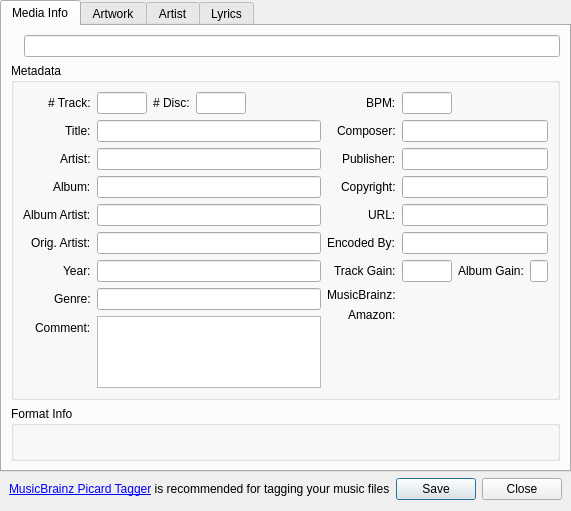
Before: the Qt Designer form libs/MediaInfoWindow/MediaInfoWindow.ui in tkrotoff/QuarkPlayer, drawn with Qt 5.
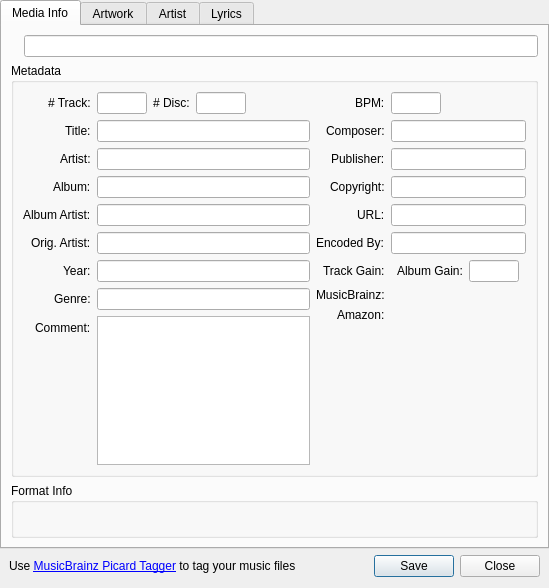
After: the same form once the commit is applied. Custom widgets are drawn as their Qt base class.

Commit message: Refactor FindSubtitles & MediaController a bit Avoid some crashes inside QuickSettingsWindows Improve ShortcutsConfigWidget Add DesktopEnvironment class + other various bug fix

The edit to the form file:
```diff
--- a/libs/MediaInfoWindow/MediaInfoWindow.ui
+++ b/libs/MediaInfoWindow/MediaInfoWindow.ui
@@ -6,8 +6,8 @@
    <rect>
     <x>0</x>
     <y>0</y>
-    <width>515</width>
-    <height>483</height>
+    <width>549</width>
+    <height>588</height>
    </rect>
   </property>
   <property name="windowTitle">
@@ -518,7 +518,7 @@
         </sizepolicy>
        </property>
        <property name="text">
-        <string>&lt;a href=&quot;http://musicbrainz.org/doc/PicardDownload&quot;&gt;MusicBrainz Picard Tagger&lt;/a&gt; is recommended for tagging your music files</string>
+        <string>Use &lt;a href=&quot;http://musicbrainz.org/doc/PicardDownload&quot;&gt;MusicBrainz Picard Tagger&lt;/a&gt; to tag your music files</string>
        </property>
        <property name="openExternalLinks">
         <bool>true</bool>
```
The commit also changes 25 other files.
